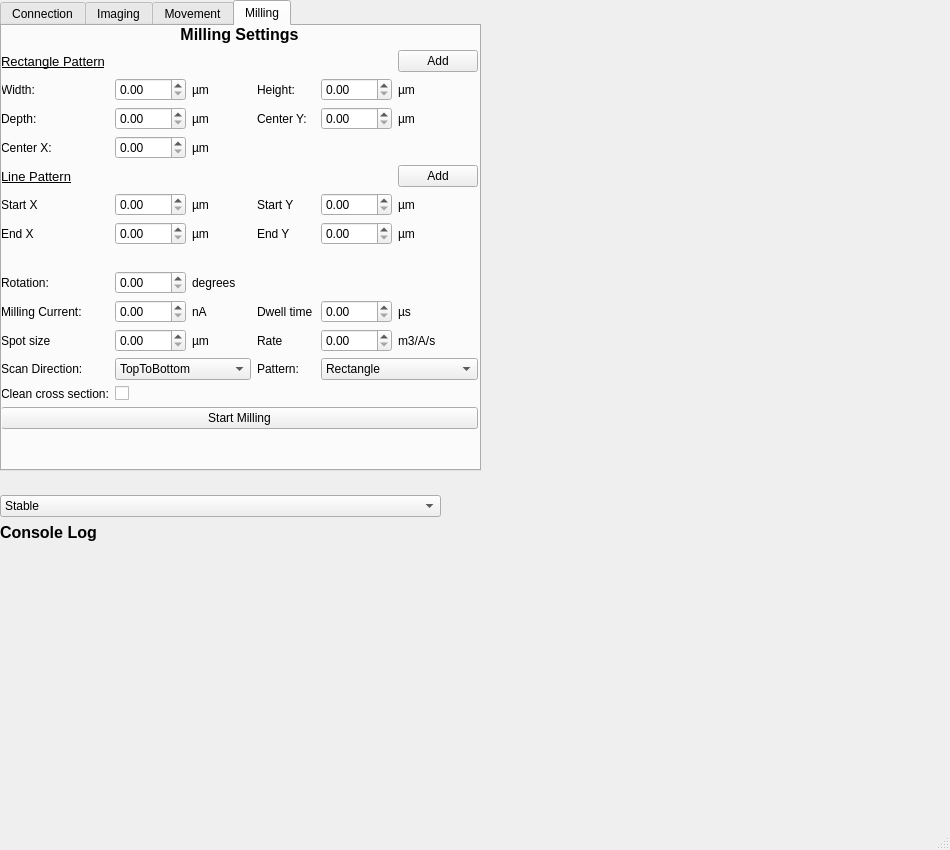
The window that fibsem/ui/qtdesigner_files/connect.ui (DeMarcoLab/fibsem) describes before a commit, drawn with Qt 5.
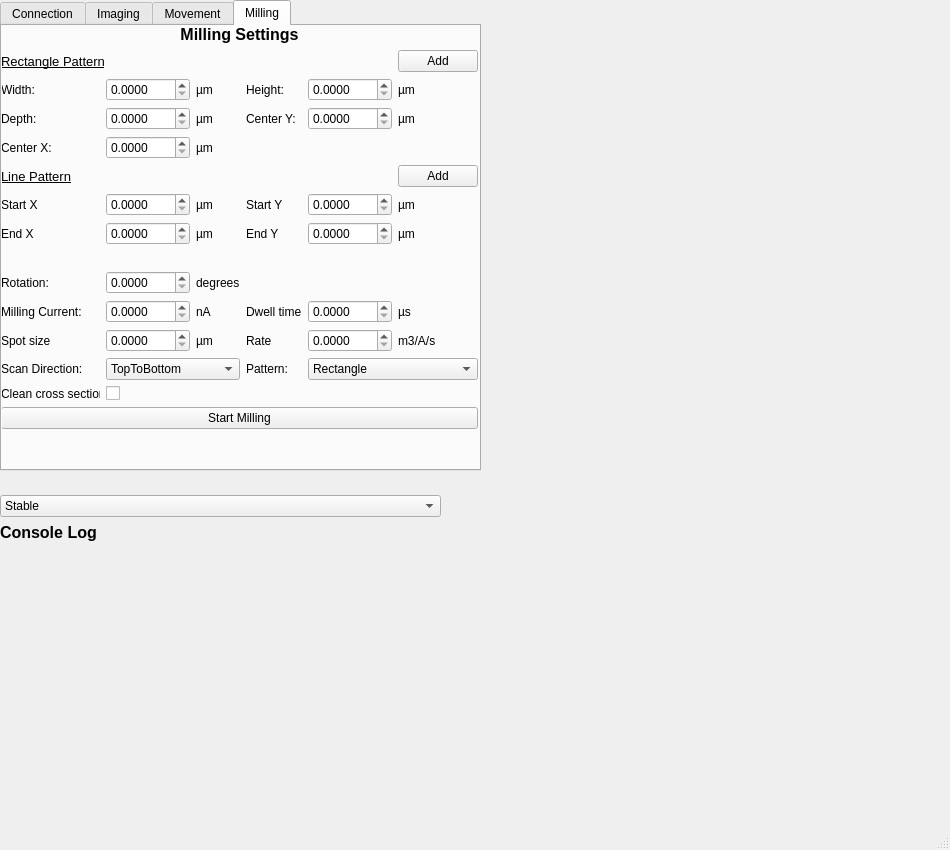
The same window after the commit. The open tabs and pages were chosen to show the change.

Commit message: fixed display of decimals

Patch:
```diff
--- a/fibsem/ui/qtdesigner_files/connect.ui
+++ b/fibsem/ui/qtdesigner_files/connect.ui
@@ -791,7 +791,11 @@
           </widget>
          </item>
          <item row="9" column="1">
-          <widget class="QDoubleSpinBox" name="milling_end_x"/>
+          <widget class="QDoubleSpinBox" name="milling_end_x">
+           <property name="decimals">
+            <number>4</number>
+           </property>
+          </widget>
          </item>
          <item row="8" column="5">
           <widget class="QLabel" name="label_66">
@@ -821,7 +825,11 @@
           </widget>
          </item>
          <item row="5" column="4">
-          <widget class="QDoubleSpinBox" name="center_y_milling"/>
+          <widget class="QDoubleSpinBox" name="center_y_milling">
+           <property name="decimals">
+            <number>4</number>
+           </property>
+          </widget>
          </item>
          <item row="10" column="0" colspan="6">
           <spacer name="horizontalSpacer_6">
@@ -915,19 +923,34 @@
          </item>
          <item row="4" column="1">
           <widget class="QDoubleSpinBox" name="width_milling">
+           <property name="decimals">
+            <number>4</number>
+           </property>
            <property name="maximum">
             <double>1000.000000000000000</double>
            </property>
           </widget>
          </item>
          <item row="14" column="1">
-          <widget class="QDoubleSpinBox" name="spot_size_um"/>
+          <widget class="QDoubleSpinBox" name="spot_size_um">
+           <property name="decimals">
+            <number>4</number>
+           </property>
+          </widget>
          </item>
          <item row="8" column="4">
-          <widget class="QDoubleSpinBox" name="milling_start_y"/>
+          <widget class="QDoubleSpinBox" name="milling_start_y">
+           <property name="decimals">
+            <number>4</number>
+           </property>
+          </widget>
          </item>
          <item row="12" column="1">
-          <widget class="QDoubleSpinBox" name="milling_current"/>
+          <widget class="QDoubleSpinBox" name="milling_current">
+           <property name="decimals">
+            <number>4</number>
+           </property>
+          </widget>
          </item>
          <item row="12" column="2">
           <widget class="QLabel" name="label_49">
@@ -945,6 +968,9 @@
          </item>
          <item row="5" column="1">
           <widget class="QDoubleSpinBox" name="depth_milling">
+           <property name="decimals">
+            <number>4</number>
+           </property>
            <property name="maximum">
             <double>1000.000000000000000</double>
            </property>
@@ -976,6 +1002,9 @@
          </item>
          <item row="4" column="4">
           <widget class="QDoubleSpinBox" name="height_milling">
+           <property name="decimals">
+            <number>4</number>
+           </property>
            <property name="maximum">
             <double>1000.000000000000000</double>
            </property>
@@ -989,7 +1018,11 @@
           </widget>
          </item>
          <item row="12" column="4">
-          <widget class="QDoubleSpinBox" name="dwell_time_us"/>
+          <widget class="QDoubleSpinBox" name="dwell_time_us">
+           <property name="decimals">
+            <number>4</number>
+           </property>
+          </widget>
          </item>
          <item row="9" column="3">
           <widget class="QLabel" name="label_69">
@@ -1056,6 +1089,9 @@
          </item>
          <item row="6" column="1">
           <widget class="QDoubleSpinBox" name="center_x_milling">
+           <property name="decimals">
+            <number>4</number>
+           </property>
            <property name="maximum">
             <double>1000.000000000000000</double>
            </property>
@@ -1096,7 +1132,11 @@
           </widget>
          </item>
          <item row="9" column="4">
-          <widget class="QDoubleSpinBox" name="milling_end_y"/>
+          <widget class="QDoubleSpinBox" name="milling_end_y">
+           <property name="decimals">
+            <number>4</number>
+           </property>
+          </widget>
          </item>
          <item row="16" column="4" colspan="2">
           <widget class="QComboBox" name="milling_pattern">
@@ -1124,13 +1164,20 @@
          </item>
          <item row="11" column="1">
           <widget class="QDoubleSpinBox" name="rotation_milling">
+           <property name="decimals">
+            <number>4</number>
+           </property>
            <property name="maximum">
             <double>360.000000000000000</double>
            </property>
           </widget>
          </item>
          <item row="8" column="1">
-          <widget class="QDoubleSpinBox" name="milling_start_x"/>
+          <widget class="QDoubleSpinBox" name="milling_start_x">
+           <property name="decimals">
+            <number>4</number>
+           </property>
+          </widget>
          </item>
          <item row="4" column="5">
           <widget class="QLabel" name="label_50">
@@ -1140,7 +1187,11 @@
           </widget>
          </item>
          <item row="14" column="4">
-          <widget class="QDoubleSpinBox" name="rate_milling"/>
+          <widget class="QDoubleSpinBox" name="rate_milling">
+           <property name="decimals">
+            <number>4</number>
+           </property>
+          </widget>
          </item>
          <item row="16" column="1" colspan="2">
           <widget class="QComboBox" name="scan_direction">
```
Left out of the diff: 8 changed lines with no effect on the pictures. The commit also changes 1 other file.
